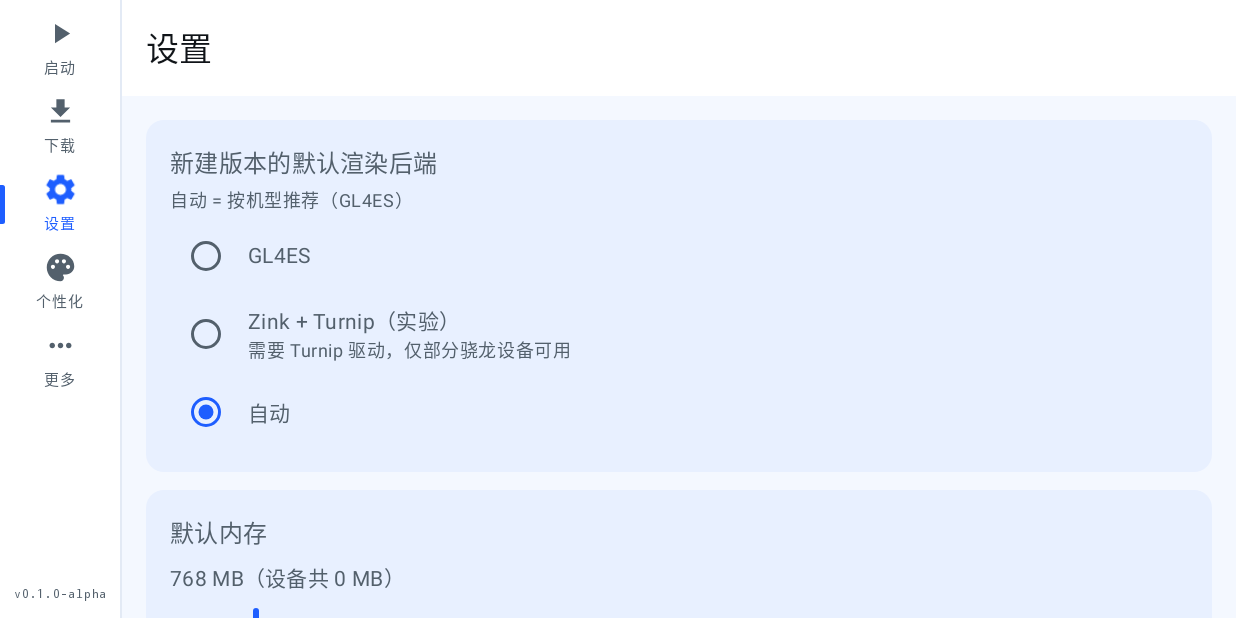
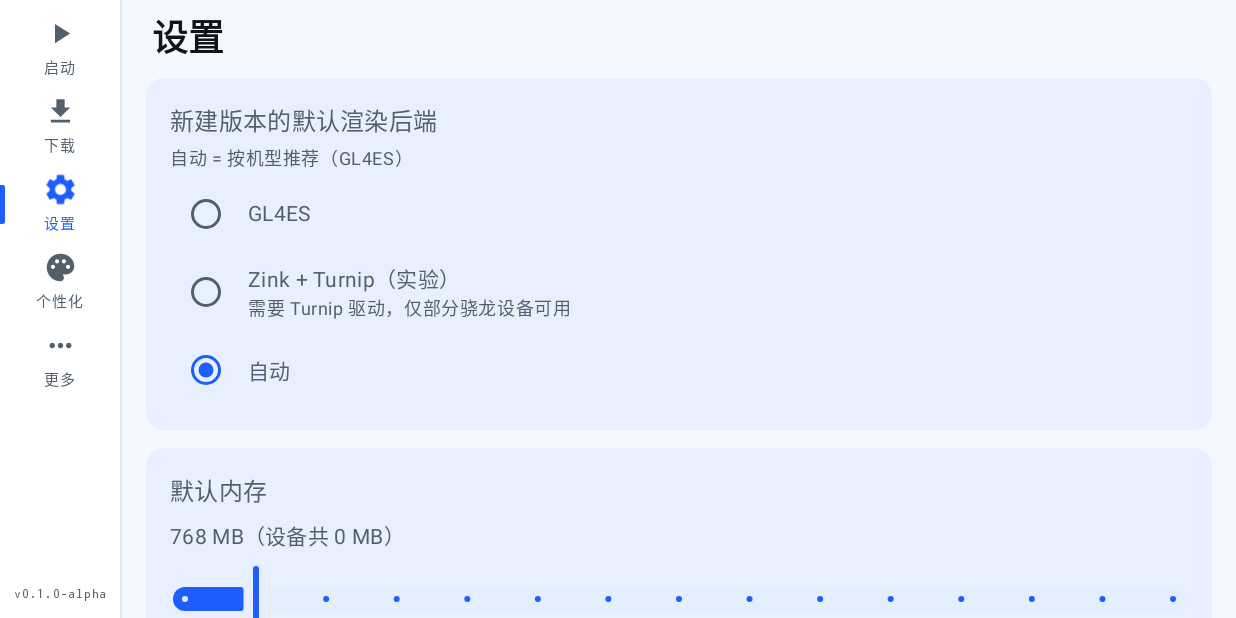
Before and after one commit to aa398oo/newM-j-A, an Android app built with Jetpack Compose: the InstancesScreen screen opened through its navigation route, after a tap on "设置", on a phone screen of 824 x 412 dp (held sideways). Run offline under Robolectric (Android 15) with nearby library versions, the phone set to English and light mode, and no system bars; pictures from the network do not load.

Commit message:
feat(ui): 四页顶栏压缩成 44dp PageHeader（UX-14）

````diff
--- /dev/null
+++ b/app/src/main/java/dev/mineport/launcher/ui/components/PageHeader.kt
@@ -0,0 +1,68 @@
+package dev.mineport.launcher.ui.components
+
+import androidx.compose.foundation.layout.Row
+import androidx.compose.foundation.layout.RowScope
+import androidx.compose.foundation.layout.Spacer
+import androidx.compose.foundation.layout.fillMaxWidth
+import androidx.compose.foundation.layout.padding
+import androidx.compose.foundation.layout.width
+import androidx.compose.material3.MaterialTheme
+import androidx.compose.material3.Text
+import androidx.compose.runtime.Composable
+import androidx.compose.ui.Alignment
+import androidx.compose.ui.Modifier
+import androidx.compose.ui.text.font.FontWeight
+import androidx.compose.ui.unit.dp
+
+/**
+ * 页面标题行，替代 Material 的 TopAppBar。
+ *
+ * 为什么不用 TopAppBar：横屏可用高只有约 375dp，TopAppBar 固定 64dp 且带状态栏 inset，
+ * 四页加起来就是「标题吃掉一整行列表」。这里把标题压成 44dp 的一行，
+ * 副标题（统计/说明）和操作按钮都塞进同一行，剩下的高度全给内容。
+ *
+ * 用法：
+ * ```
+ * Column(Modifier.fillMaxSize()) {
+ *     PageHeader("设置", subtitle = "…", actions = { TextButton(...) { } })
+ *     // 内容，自己 weight(1f)
+ * }
+ * ```
+ */
+@Composable
+fun PageHeader(
+    title: String,
+    modifier: Modifier = Modifier,
+    subtitle: String? = null,
+    leading: (@Composable () -> Unit)? = null,
+    actions: (@Composable RowScope.() -> Unit)? = null
+) {
+    Row(
+        modifier = modifier
+            .fillMaxWidth()
+            .padding(
+                start = if (leading == null) 20.dp else 6.dp,
+                end = 20.dp,
+                top = 6.dp,
+                bottom = 2.dp
+            ),
+        verticalAlignment = Alignment.CenterVertically
+    ) {
+        leading?.invoke()
+        Text(
+            text = title,
+            style = MaterialTheme.typography.headlineSmall,
+            fontWeight = FontWeight.SemiBold
+        )
+        if (subtitle != null) {
+            Spacer(Modifier.width(10.dp))
+            Text(
+                text = subtitle,
+                style = MaterialTheme.typography.bodySmall,
+                color = MaterialTheme.colorScheme.onSurfaceVariant
+            )
+        }
+        Spacer(Modifier.weight(1f))
+        actions?.invoke(this)
+    }
+}
--- a/app/src/main/java/dev/mineport/launcher/ui/instances/InstancesScreen.kt
+++ b/app/src/main/java/dev/mineport/launcher/ui/instances/InstancesScreen.kt
@@ -37,7 +37,6 @@ import androidx.compose.material3.Scaffold
 import androidx.compose.material3.Slider
 import androidx.compose.material3.Text
 import androidx.compose.material3.TextButton
-import androidx.compose.material3.TopAppBar
 import androidx.compose.runtime.Composable
 import androidx.compose.runtime.getValue
 import androidx.compose.runtime.mutableFloatStateOf
@@ -50,6 +49,7 @@ import androidx.compose.ui.Modifier
 import androidx.compose.ui.platform.LocalContext
 import androidx.compose.ui.text.font.FontFamily
 import androidx.compose.ui.unit.dp
+import dev.mineport.launcher.ui.components.PageHeader
 import androidx.lifecycle.compose.collectAsStateWithLifecycle
 import dev.mineport.launcher.AppContainer
 import dev.mineport.launcher.MineportApplication
@@ -140,26 +140,6 @@ fun InstancesScreen(container: AppContainer, onBack: (() -> Unit)? = null) {
     val fabSource = remember { MutableInteractionSource() }
 
     Scaffold(
-        topBar = {
-            TopAppBar(
-                title = { Text("版本") },
-                navigationIcon = {
-                    // 从首页/更多页进来的子页面，给一个明确的返回；作为 tab 时（onBack=null）不显示。
-                    if (onBack != null) {
-                        IconButton(onClick = onBack) {
-                            Icon(Icons.AutoMirrored.Filled.ArrowBack, contentDescription = "返回")
-                        }
-                    }
-                },
-                actions = {
-                    TextButton(onClick = { importVersionLauncher.launch(null) }) { Text("导入目录") }
-                    TextButton(onClick = { importZipLauncher.launch(arrayOf("application/zip", "application/x-zip-compressed", "application/octet-stream")) }) {
-                        Text("导入 zip")
-                    }
-                    TextButton(onClick = { showImport = true }) { Text("短码导入") }
-                }
-            )
-        },
         floatingActionButton = {
             FloatingActionButton(
                 onClick = { showCreate = true },
@@ -170,10 +150,31 @@ fun InstancesScreen(container: AppContainer, onBack: (() -> Unit)? = null) {
             }
         }
     ) { padding ->
-        LazyColumn(
-            modifier = Modifier.fillMaxSize().padding(padding).padding(horizontal = 16.dp),
-            verticalArrangement = Arrangement.spacedBy(8.dp)
+        Column(
+            modifier = Modifier
+                .fillMaxSize()
+                .padding(padding)
         ) {
+            PageHeader(
+                title = "版本",
+                leading = if (onBack == null) {
+                    null
+                } else {
+                    // 从首页/更多页进来的子页面，给一个明确的返回；作为 tab 时（onBack=null）不显示。
+                    { IconButton(onClick = onBack) { Icon(Icons.AutoMirrored.Filled.ArrowBack, contentDescription = "返回") } }
+                },
+                actions = {
+                    TextButton(onClick = { importVersionLauncher.launch(null) }) { Text("导入目录") }
+                    TextButton(onClick = { importZipLauncher.launch(arrayOf("application/zip", "application/x-zip-compressed", "application/octet-stream")) }) {
+                        Text("导入 zip")
+                    }
+                    TextButton(onClick = { showImport = true }) { Text("短码导入") }
+                }
+            )
+            LazyColumn(
+                modifier = Modifier.weight(1f).padding(horizontal = 16.dp),
+                verticalArrangement = Arrangement.spacedBy(8.dp)
+            ) {
             if (instances.isEmpty()) {
                 item {
                     EmptyState(
@@ -215,6 +216,7 @@ fun InstancesScreen(container: AppContainer, onBack: (() -> Unit)? = null) {
                     }
                 }
             }
+        }
         }
     }
 
--- a/app/src/main/java/dev/mineport/launcher/ui/settings/SettingsScreen.kt
+++ b/app/src/main/java/dev/mineport/launcher/ui/settings/SettingsScreen.kt
@@ -16,7 +16,6 @@ import androidx.compose.material3.Scaffold
 import androidx.compose.material3.Slider
 import androidx.compose.material3.Text
 import androidx.compose.material3.TextButton
-import androidx.compose.material3.TopAppBar
 import androidx.compose.runtime.Composable
 import androidx.compose.runtime.LaunchedEffect
 import androidx.compose.runtime.getValue
@@ -32,6 +31,7 @@ import androidx.compose.ui.platform.LocalContext
 import androidx.compose.ui.text.AnnotatedString
 import androidx.compose.ui.text.font.FontFamily
 import androidx.compose.ui.unit.dp
+import dev.mineport.launcher.ui.components.PageHeader
 import dev.mineport.launcher.AppContainer
 import dev.mineport.launcher.crash.CrashRecorder
 import dev.mineport.launcher.crash.DiagnosticsExporter
@@ -53,15 +53,20 @@ fun SettingsScreen(container: AppContainer) {
     var defaultBackend by remember { mutableStateOf(RenderBackend.AUTO) }
     var defaultMemory by remember { mutableFloatStateOf(profile.recommendedMemoryMB.toFloat()) }
 
-    Scaffold(topBar = { TopAppBar(title = { Text("设置") }) }) { padding ->
+    Scaffold { padding ->
         Column(
             modifier = Modifier
                 .fillMaxSize()
                 .padding(padding)
-                .verticalScroll(rememberScrollState())
-                .padding(16.dp),
-            verticalArrangement = Arrangement.spacedBy(12.dp)
         ) {
+            PageHeader("设置")
+            Column(
+                modifier = Modifier
+                    .weight(1f)
+                    .verticalScroll(rememberScrollState())
+                    .padding(horizontal = 16.dp, vertical = 8.dp),
+                verticalArrangement = Arrangement.spacedBy(12.dp)
+            ) {
             EnterFromBottom(0) {
                 Card(Modifier.fillMaxWidth()) {
                     Column(Modifier.padding(16.dp), verticalArrangement = Arrangement.spacedBy(4.dp)) {
@@ -152,6 +157,7 @@ fun SettingsScreen(container: AppContainer) {
                     }
                 }
             }
+        }
         }
     }
 }
````
Also changed, not shown: app/src/main/java/dev/mineport/launcher/ui/more/MoreScreen.kt (+9 -3 lines), app/src/main/java/dev/mineport/launcher/ui/personalize/PersonalizeScreen.kt (+11 -4 lines), 1 other file.
